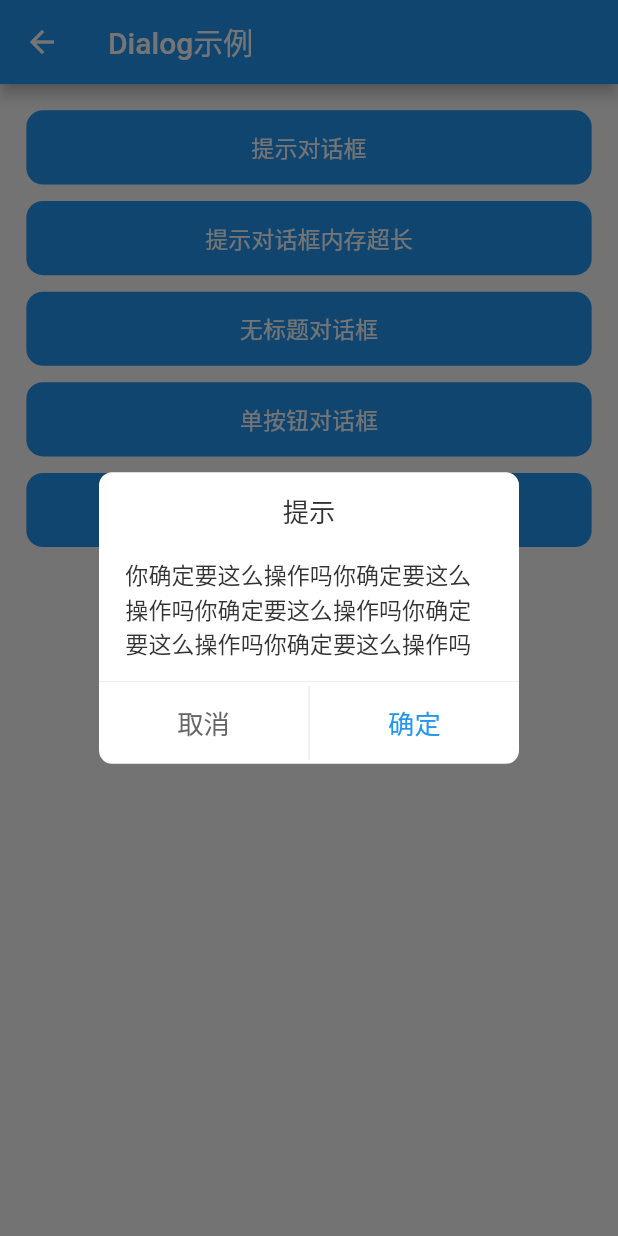
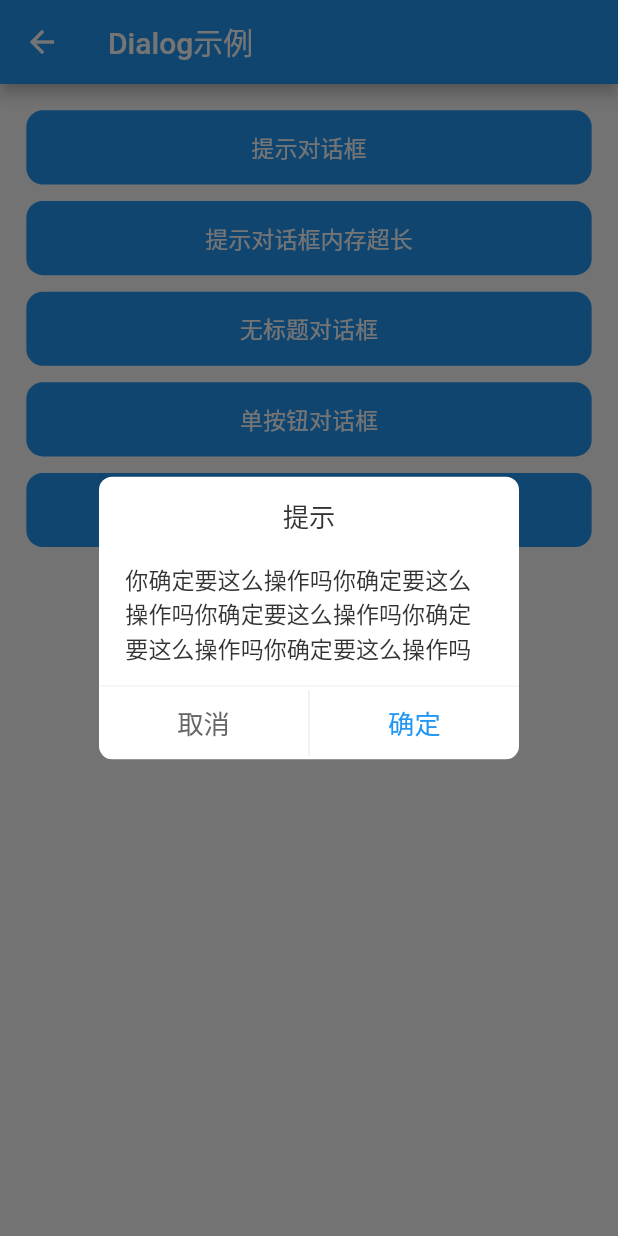
Before and after one commit to azhon/todo_flutter, a Flutter app: the DialogPage screen opened by its route, after a tap on "提示对话框", on a phone screen of 412 x 824 dp. Run offline on Flutter 3.47's test engine with Material 2 defaults, Android fonts, the phone set to English and light mode, and no system bars; our stand-ins replace dio, extended_image, extended_nested_scroll_view, fluro, flutter_bloc, flutter_screenutil and 4 more; accounts and stored records are empty; project files that could hold a hidden picture were left out.

Commit message:
调整dialog 按钮高度

```diff
--- a/lib/src/ui/dialog/base_dialog.dart
+++ b/lib/src/ui/dialog/base_dialog.dart
@@ -238,7 +238,7 @@ mixin BaseDialog implements UIWidget {
         _buttonWidget(cancelText, cancelColor, result: false),
         Container(
           width: setWidth(1),
-          height: setWidth(45),
+          height: setWidth(40),
           color: const Color(0xFFEEEEEE),
         ),
         _buttonWidget(confirmText, confirmColor),
@@ -257,7 +257,7 @@ mixin BaseDialog implements UIWidget {
       child: CommonButton(
         text,
         fontSize: fontSize,
-        height: setWidth(45),
+        height: setWidth(40),
         textColor: color,
         color: Colors.transparent,
         onPressed: () {
```
